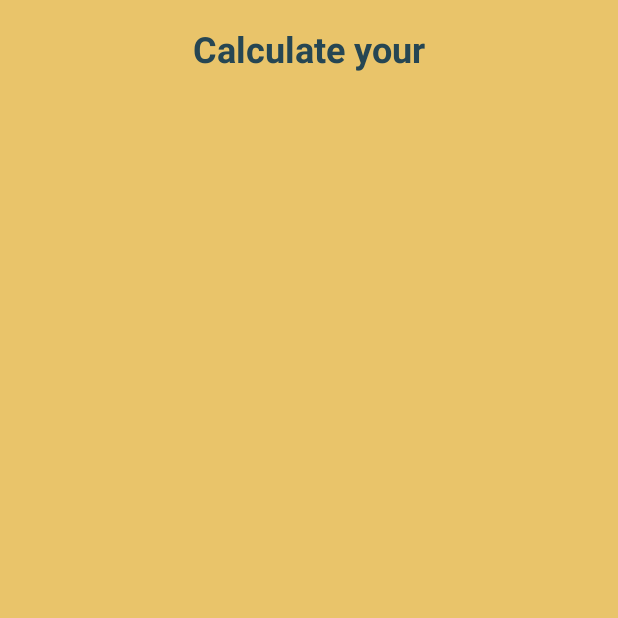
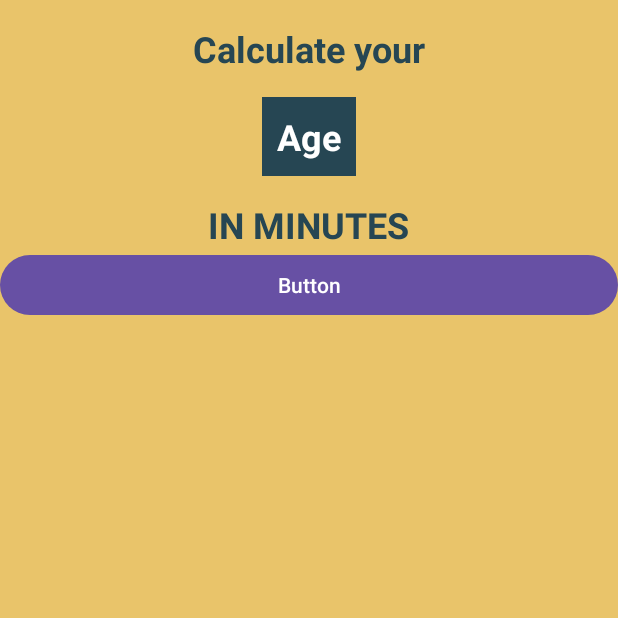
Before and after one commit to Veekshithkadaveru/DOBCalc, an Android app: the screen it shows after launch (MainActivity), on a phone screen of 412 x 824 dp, the top half of it. Run offline under Robolectric (Android 15) with nearby library versions, the phone set to English and light mode, and no system bars.

Commit message:
Add more Text views

```diff
--- a/app/src/main/res/layout/activity_main.xml
+++ b/app/src/main/res/layout/activity_main.xml
@@ -8,7 +8,8 @@
     tools:context=".MainActivity"
     android:orientation="vertical"
     android:background="@color/bgColor"
-    android:gravity="center_horizontal">
+    android:gravity="center_horizontal"
+    android:padding="16dp">
 
     <TextView
         android:layout_width="wrap_content"
@@ -20,5 +21,32 @@
         android:textSize="24sp"
         android:textStyle="bold"
         />
+    <TextView
+        android:layout_width="wrap_content"
+        android:layout_height="wrap_content"
+        android:layout_marginTop="16dp"
+        android:text="Age"
+        android:padding="10dp"
+        android:background="@color/text_blue"
+        android:textColor="@color/white"
+        android:textColorLink="#FF03DAC5"
+        android:textSize="24sp"
+        android:textStyle="bold"
+        />
+    <TextView
+        android:layout_width="wrap_content"
+        android:layout_height="wrap_content"
+        android:layout_marginTop="16dp"
+        android:text="IN MINUTES"
+        android:textColor="@color/text_blue"
+        android:textColorLink="#FF03DAC5"
+        android:textSize="24sp"
+        android:textStyle="bold"
+        />
 
+    <Button
+        android:id="@+id/button"
+        android:layout_width="match_parent"
+        android:layout_height="wrap_content"
+        android:text="Button" />
 </LinearLayout>
--- a/app/src/main/res/values/colors.xml
+++ b/app/src/main/res/values/colors.xml
@@ -4,4 +4,5 @@
     <color name="white">#FFFFFFFF</color>
     <color name="text_blue">#264653</color>
     <color name="bgColor">#e9c46a</color>
+    <color name="btnColor">#2a9d8f</color>
 </resources>
```
